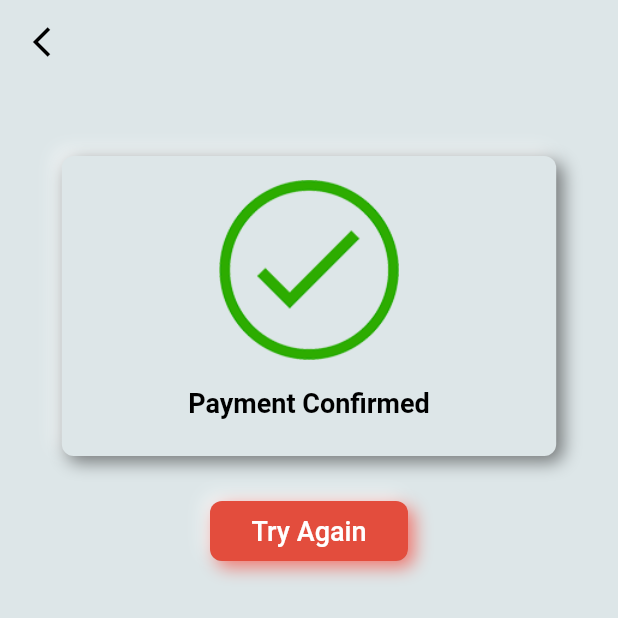
After one commit to MUmerYasin/bikefix-mobile-app, a Flutter app: the PaymentSuccessfulScreen screen opened directly, on a phone screen of 412 x 824 dp, the top half of it. The commit adds this screen. Run offline on Flutter 3.47's test engine with Material 2 defaults, Android fonts, the phone set to English and light mode, and no system bars; drawn by our look-alikes of flutter_neumorphic; our stand-ins replace device_preview, font_awesome_flutter.

Commit message:
Payment Unsuccessful Screen And Payment Successful Screen

```diff
--- /dev/null
+++ b/lib/screens/payment_successful_screen.dart
@@ -0,0 +1,108 @@
+import 'package:flutter/cupertino.dart';
+import 'package:flutter/material.dart';
+import 'package:flutter_neumorphic/flutter_neumorphic.dart';
+import 'package:two_wheel_vehicle/config.dart';
+import 'package:two_wheel_vehicle/screens/navigator_helper.dart';
+import 'package:two_wheel_vehicle/widgets.dart';
+
+class PaymentSuccessfulScreen extends StatefulWidget {
+  const PaymentSuccessfulScreen({Key? key}) : super(key: key);
+
+  @override
+  _PaymentSuccessfulScreenState createState() =>
+      _PaymentSuccessfulScreenState();
+}
+
+class _PaymentSuccessfulScreenState extends State<PaymentSuccessfulScreen> {
+  @override
+  Widget build(BuildContext context) {
+    return Scaffold(
+      backgroundColor: NeumorphicColors.background,
+      appBar: AppBar(
+        elevation: 0,
+        backgroundColor: NeumorphicColors.background,
+        title: Text(''),
+        leading: GestureDetector(
+            onTap: () {
+              Navigator.pop(context);
+            },
+            child: Icon(
+              Icons.arrow_back_ios_outlined,
+              color: Colors.black,
+            )),
+      ),
+      body: SafeArea(
+        child: Center(
+          child: Column(
+            children: [
+              /// Payment Unsuccessful Image and Text
+              Padding(
+                padding: const EdgeInsets.only(top: 48.0),
+                child: Neumorphic(
+                  style: NeumorphicStyle(
+                    depth: 8,
+                    shape: NeumorphicShape.flat,
+                    shadowDarkColorEmboss: Colors.black.withOpacity(0.7),
+                    // boxShape: NeumorphicBoxShape.circle(),
+                    shadowDarkColor: Colors.black.withOpacity(0.7),
+                    shadowLightColor: Colors.white,
+                  ),
+                  child: Container(
+                    width: MediaQuery.of(context).size.width*0.8,
+                    height: 200,
+                    child: Center(
+                      child: Column(
+                        children: [
+                          Row(
+                            mainAxisAlignment: MainAxisAlignment.center,
+                            crossAxisAlignment: CrossAxisAlignment.center,
+                            children: [
+                              Padding(
+                                padding: const EdgeInsets.only(top: 16.0,),
+                                child: Image.asset(paymentSuccessfulImagePath, height:120.0,fit:BoxFit.cover ,),
+                              ),
+                            ],
+                          ),
+                          Row(
+                            mainAxisAlignment: MainAxisAlignment.center,
+                            crossAxisAlignment: CrossAxisAlignment.center,
+                            children: [
+                              Padding(
+                                padding: const EdgeInsets.all(18.0),
+                                child: Text(paymentConfirmedText, style: TextStyle(
+                                  fontFamily: textFontFamily,
+                                  fontSize: 18,
+                                  color: Colors.black,
+                                  fontWeight: FontWeight.bold,
+                                ),),
+                              ),
+                            ],
+                          ),
+                        ],
+                      ),
+                    ),
+                  ),
+                ),
+              ),
+
+              // RoundedCornerButton(
+              //     child: buttonNameTryAgain,
+              // ),
+
+              ///Button Try Again
+              Padding(
+                padding: const EdgeInsets.only(top: 30.0, ),
+                child: RoundedCornerButton(
+                  onPressed: () {
+                    gotoScreen(context: context, screen: PaymentSuccessfulScreen());
+                  },
+                  child: buttonNameTryAgain,
+                ),
+              ),
+            ],
+          ),
+        ),
+      ),
+    );
+  }
+}
--- a/lib/screens/service_status_screen.dart
+++ b/lib/screens/service_status_screen.dart
@@ -205,7 +205,7 @@ class _ServiceStatusScreenState extends State<ServiceStatusScreen> {
                             timeAndDate: timeDateDescriptionText),
                         DividerCustom(),
                         SingleOrderDetailsProcess(
-                            titleDetails: DeliveryDateTimeText,
+                            titleDetails: deliveryDateTimeText,
                             timeAndDate: timeDateDescriptionText),
                         DividerCustom(),
 
```
Also changed, not shown: lib/config.dart (+43 -41 lines), lib/main.dart (+14 -12 lines), lib/screens/add_vehicle_screen.dart (+5 -5 lines), lib/screens/payment_unsuccessful_screen.dart (renamed from lib/screens/payment_Screen.dart, +38 -4 lines), lib/screens/paymet_method_screen.dart (+9 -10 lines), assets/icons/payment_unsuccessful.png (renamed from assets/icons/payment unsuccessful.png).
